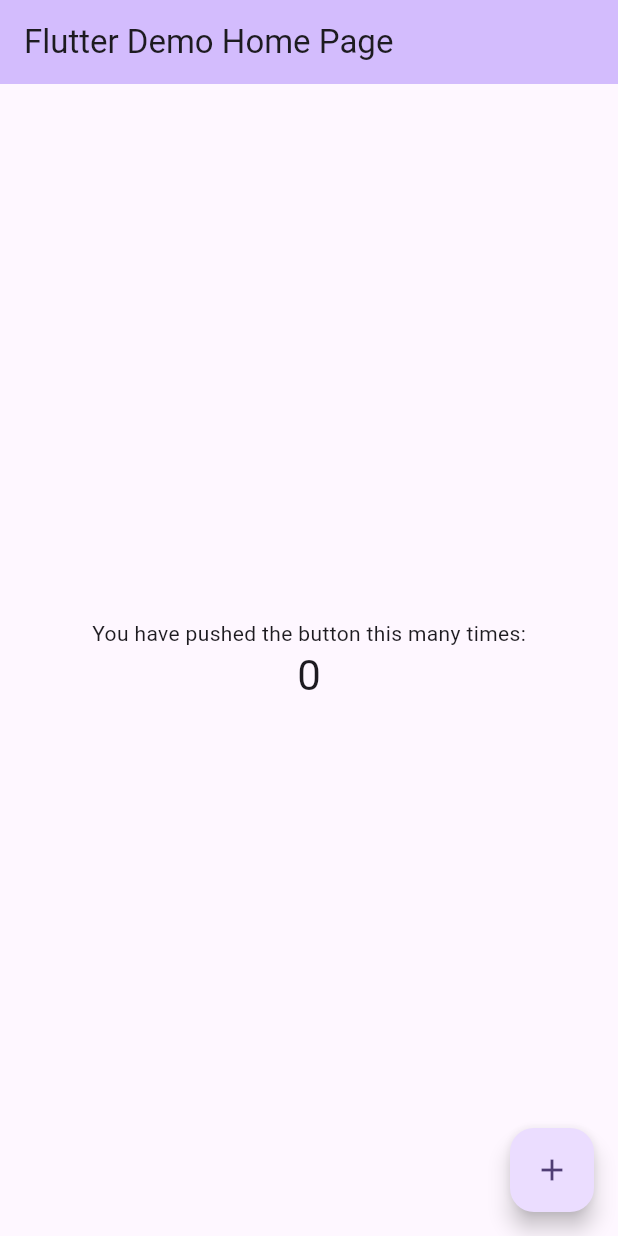
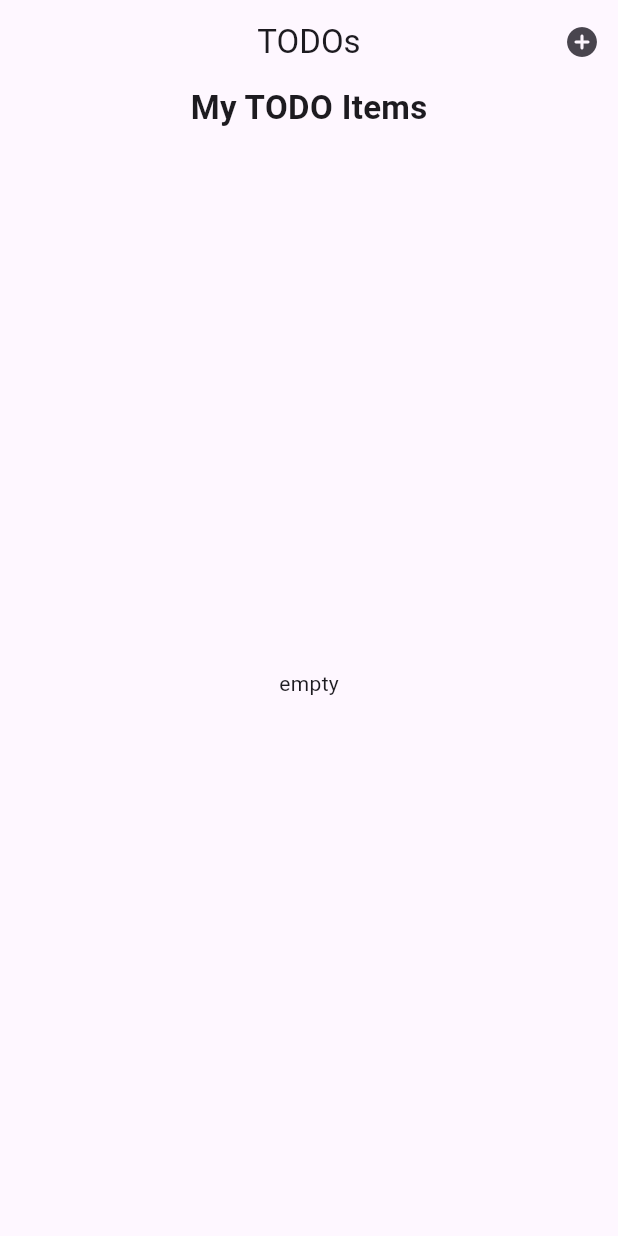
Before and after one commit to moradzadeh67/hive_todo_app, a Flutter app: the screen it shows after launch, on a phone screen of 412 x 824 dp. Run offline on Flutter 3.47's test engine with Material 3 defaults, Android fonts, the phone set to English and light mode, and no system bars; our stand-ins replace hive, hive_flutter; accounts and stored records are empty.

Commit message:
third edition

```diff
--- a/lib/main.dart
+++ b/lib/main.dart
@@ -2,6 +2,7 @@ import 'dart:io';
 
 import 'package:flutter/material.dart';
 import 'package:hive/hive.dart';
+import 'package:hive_todo_app/main_screen.dart';
 import 'package:hive_todo_app/model/todo_model.dart';
 import 'package:path_provider/path_provider.dart';
 
@@ -25,112 +26,23 @@ class MyApp extends StatelessWidget {
   @override
   Widget build(BuildContext context) {
     return MaterialApp(
-      title: 'Flutter Demo',
+      debugShowCheckedModeBanner: false,
+      title: 'Todo List',
       theme: ThemeData(
-        // This is the theme of your application.
-        //
-        // TRY THIS: Try running your application with "flutter run". You'll see
-        // the application has a purple toolbar. Then, without quitting the app,
-        // try changing the seedColor in the colorScheme below to Colors.green
-        // and then invoke "hot reload" (save your changes or press the "hot
-        // reload" button in a Flutter-supported IDE, or press "r" if you used
-        // the command line to start the app).
-        //
-        // Notice that the counter didn't reset back to zero; the application
-        // state is not lost during the reload. To reset the state, use hot
-        // restart instead.
-        //
-        // This works for code too, not just values: Most code changes can be
-        // tested with just a hot reload.
         colorScheme: ColorScheme.fromSeed(seedColor: Colors.deepPurple),
+        useMaterial3: true,
+        appBarTheme: const AppBarTheme(centerTitle: true),
+        inputDecorationTheme: InputDecorationTheme(
+          hintStyle: const TextStyle(color: Colors.black),
+
+          border: OutlineInputBorder(
+            borderRadius: BorderRadius.circular(5),
+            borderSide: BorderSide(color: Colors.blue.withAlpha(128)),
+          ),
+        ),
       ),
-      home: const MyHomePage(title: 'Flutter Demo Home Page'),
+
+      home: MainScreen(),
     );
   }
 }
-
-class MyHomePage extends StatefulWidget {
-  const MyHomePage({super.key, required this.title});
-
-  // This widget is the home page of your application. It is stateful, meaning
-  // that it has a State object (defined below) that contains fields that affect
-  // how it looks.
-
-  // This class is the configuration for the state. It holds the values (in this
-  // case the title) provided by the parent (in this case the App widget) and
-  // used by the build method of the State. Fields in a Widget subclass are
-  // always marked "final".
-
-  final String title;
-
-  @override
-  State<MyHomePage> createState() => _MyHomePageState();
-}
-
-class _MyHomePageState extends State<MyHomePage> {
-  int _counter = 0;
-
-  void _incrementCounter() {
-    setState(() {
-      // This call to setState tells the Flutter framework that something has
-      // changed in this State, which causes it to rerun the build method below
-      // so that the display can reflect the updated values. If we changed
-      // _counter without calling setState(), then the build method would not be
-      // called again, and so nothing would appear to happen.
-      _counter++;
-    });
-  }
-
-  @override
-  Widget build(BuildContext context) {
-    // This method is rerun every time setState is called, for instance as done
-    // by the _incrementCounter method above.
-    //
-    // The Flutter framework has been optimized to make rerunning build methods
-    // fast, so that you can just rebuild anything that needs updating rather
-    // than having to individually change instances of widgets.
-    return Scaffold(
-      appBar: AppBar(
-        // TRY THIS: Try changing the color here to a specific color (to
-        // Colors.amber, perhaps?) and trigger a hot reload to see the AppBar
-        // change color while the other colors stay the same.
-        backgroundColor: Theme.of(context).colorScheme.inversePrimary,
-        // Here we take the value from the MyHomePage object that was created by
-        // the App.build method, and use it to set our appbar title.
-        title: Text(widget.title),
-      ),
-      body: Center(
-        // Center is a layout widget. It takes a single child and positions it
-        // in the middle of the parent.
-        child: Column(
-          // Column is also a layout widget. It takes a list of children and
-          // arranges them vertically. By default, it sizes itself to fit its
-          // children horizontally, and tries to be as tall as its parent.
-          //
-          // Column has various properties to control how it sizes itself and
-          // how it positions its children. Here we use mainAxisAlignment to
-          // center the children vertically; the main axis here is the vertical
-          // axis because Columns are vertical (the cross axis would be
-          // horizontal).
-          //
-          // TRY THIS: Invoke "debug painting" (choose the "Toggle Debug Paint"
-          // action in the IDE, or press "p" in the console), to see the
-          // wireframe for each widget.
-          mainAxisAlignment: MainAxisAlignment.center,
-          children: <Widget>[
-            const Text('You have pushed the button this many times:'),
-            Text(
-              '$_counter',
-              style: Theme.of(context).textTheme.headlineMedium,
-            ),
-          ],
-        ),
-      ),
-      floatingActionButton: FloatingActionButton(
-        onPressed: _incrementCounter,
-        tooltip: 'Increment',
-        child: const Icon(Icons.add),
-      ), // This trailing comma makes auto-formatting nicer for build methods.
-    );
-  }
-}
--- /dev/null
+++ b/lib/main_screen.dart
@@ -0,0 +1,94 @@
+import 'package:flutter/material.dart';
+import 'package:hive_flutter/adapters.dart';
+import 'package:hive_todo_app/main.dart';
+import 'package:hive_todo_app/model/todo_model.dart';
+
+final box = Hive.box<TodoModel>(todoBox);
+
+class MainScreen extends StatefulWidget {
+  const MainScreen({super.key});
+
+  @override
+  State<MainScreen> createState() => _MainScreenState();
+}
+
+class _MainScreenState extends State<MainScreen> {
+  @override
+  Widget build(BuildContext context) {
+    return SafeArea(
+      child: Scaffold(
+        appBar: AppBar(
+          title: Text("TODOs"),
+          actions: [
+            IconButton(onPressed: () {}, icon: Icon(Icons.add_circle_rounded)),
+          ],
+        ),
+        body: Column(
+          children: [
+            Padding(
+              padding: const EdgeInsets.symmetric(horizontal: 8.0),
+              child: Text(
+                "My TODO Items",
+                style: TextStyle(fontSize: 22, fontWeight: FontWeight.w600),
+              ),
+            ),
+            Expanded(
+              child: ValueListenableBuilder<Box<TodoModel>>(
+                valueListenable: box.listenable(),
+                builder: (context, todoBox, child) {
+                  final todoList = todoBox.values.toList();
+                  if (todoList.isEmpty) {
+                    return Center(child: Text("empty"));
+                  }
+                  return ListView.builder(
+                    itemCount: todoList.length,
+                    itemBuilder: (context, index) {
+                      return;
+                    },
+                  );
+                },
+              ),
+            ),
+          ],
+        ),
+      ),
+    );
+  }
+}
+
+class TodoItem extends StatelessWidget {
+  const TodoItem({super.key, required this.todo});
+  final TodoModel todo;
+  @override
+  Widget build(BuildContext context) {
+    return GestureDetector(
+      onTap: () {
+        ScaffoldMessenger.of(context).showSnackBar(
+          SnackBar(
+            content: Text(todo.description),
+            backgroundColor: Colors.black,
+            action: SnackBarAction(label: "Edite", onPressed: () {}),
+          ),
+        );
+      },
+      child: Container(
+        margin: EdgeInsets.only(bottom: 12),
+        child: Dismissible(
+          key: ValueKey<int>(todo.id),
+          onDismissed: (direction) {
+            if (direction == DismissDirection.endToStart) {
+              box.delete(todo.id);
+            }
+          },
+          dismissThresholds: const {DismissDirection.endToStart: 0.3},
+          background: Container(
+            padding: EdgeInsets.all(12),
+            color: Colors.red,
+            child: Icon(Icons.delete),
+          ),
+          child: Container(),
+        ),
+      ),
+    );
+  }
+}
```
